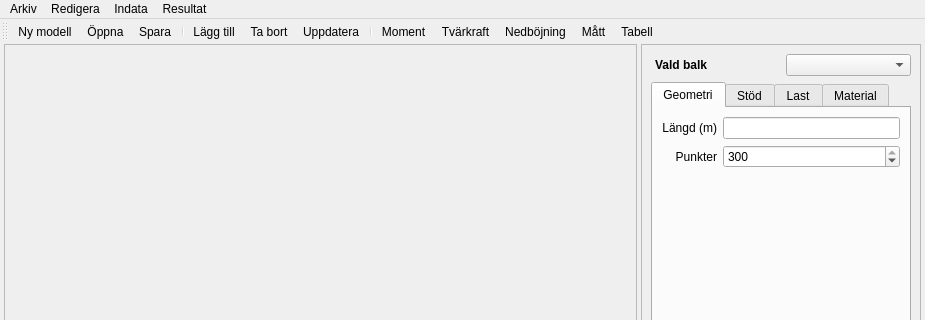
The window that ui/qt/cases/beam_app_v2/beam_app.ui (jonaslindemann/compute-course-public) describes before a commit, drawn with Qt 5; both pictures show x 0 to 925 and y 0 to 320 of the 925 by 638 pixel window.
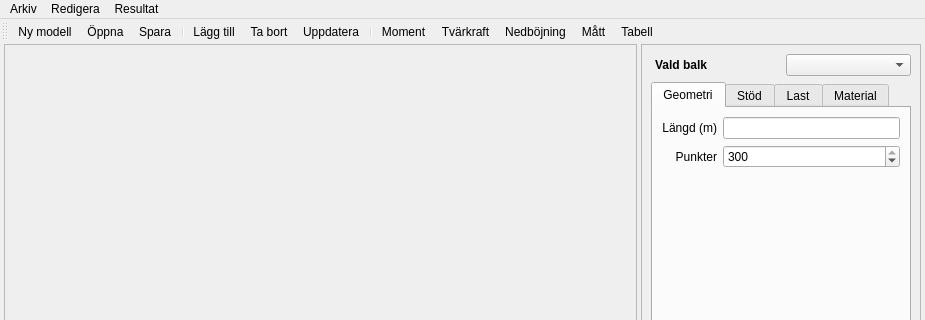
The same window after the commit. Icons and pictures are not drawn.

Patch:
```diff
--- a/ui/qt/cases/beam_app_v2/beam_app.ui
+++ b/ui/qt/cases/beam_app_v2/beam_app.ui
@@ -356,7 +356,7 @@
      <x>0</x>
      <y>0</y>
      <width>925</width>
-     <height>22</height>
+     <height>21</height>
     </rect>
    </property>
    <widget class="QMenu" name="file_menu">
@@ -371,13 +371,6 @@
     <addaction name="separator"/>
     <addaction name="exit_action"/>
    </widget>
-   <widget class="QMenu" name="input_menu">
-    <property name="title">
-     <string>Indata</string>
-    </property>
-    <addaction name="segments_action"/>
-    <addaction name="bc_action"/>
-   </widget>
    <widget class="QMenu" name="menuResultat">
     <property name="title">
      <string>Resultat</string>
@@ -397,7 +390,6 @@
    </widget>
    <addaction name="file_menu"/>
    <addaction name="menuRedigera"/>
-   <addaction name="input_menu"/>
    <addaction name="menuResultat"/>
   </widget>
   <widget class="QToolBar" name="toolBar">
```
